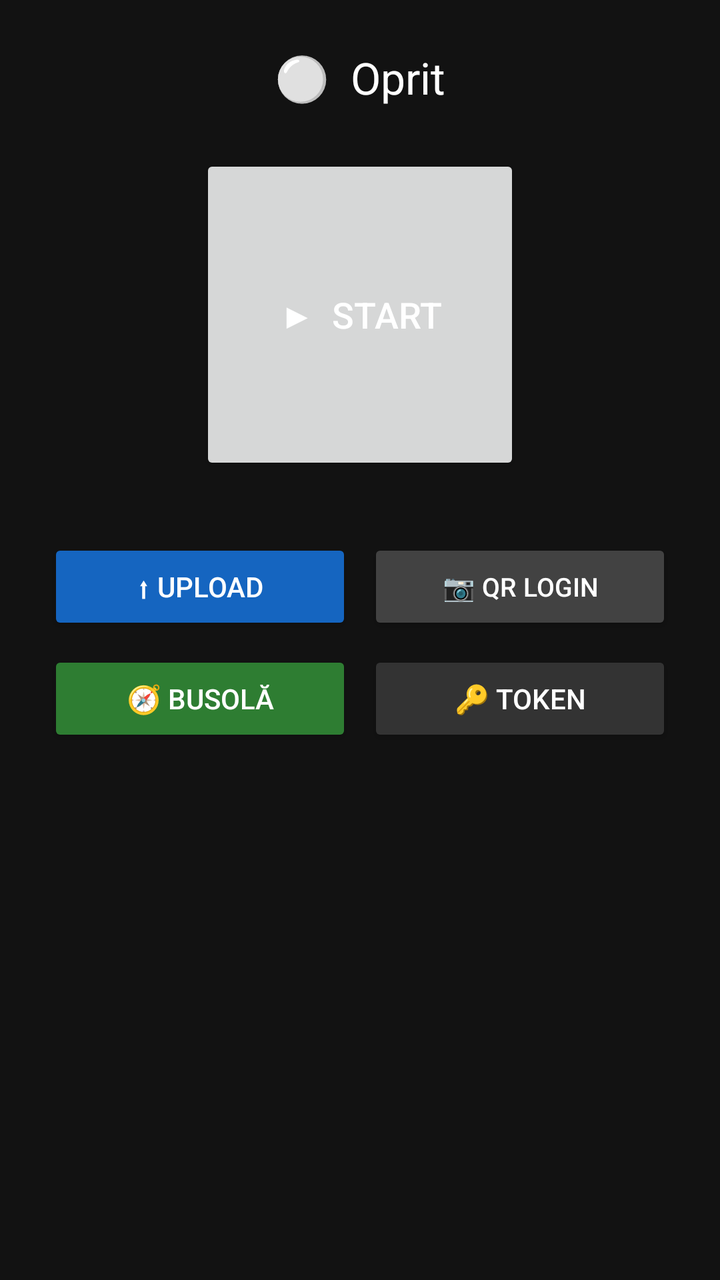
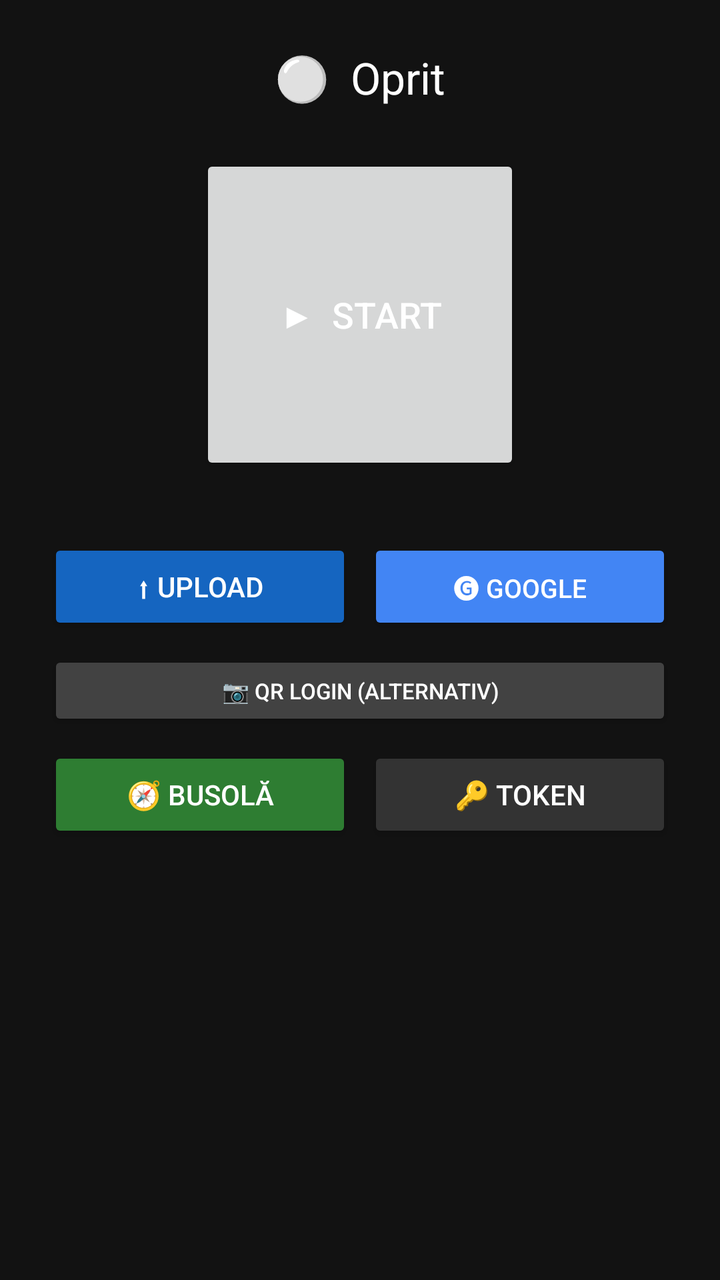

The first picture is an Android layout as it rendered before a commit; the second is the same layout after the commit. The layout source and the unified diff follow.
<!-- AndroidManifest.xml: application theme Theme.AppCompat.DayNight.NoActionBar -->
<!-- res/layout/activity_main.xml -->
<?xml version="1.0" encoding="utf-8"?>
<LinearLayout xmlns:android="http://schemas.android.com/apk/res/android"
    android:layout_width="match_parent"
    android:layout_height="match_parent"
    android:orientation="vertical"
    android:gravity="center_horizontal"
    android:padding="24dp"
    android:background="#121212">

    <TextView
        android:id="@+id/tvStatus"
        android:layout_width="wrap_content"
        android:layout_height="wrap_content"
        android:text="⚪  Oprit"
        android:textSize="22sp"
        android:textColor="#FFFFFF"
        android:layout_marginBottom="24dp"/>

    <Button
        android:id="@+id/btnStartStop"
        android:layout_width="160dp"
        android:layout_height="160dp"
        android:text="▶  START"
        android:textSize="18sp"
        android:textColor="#FFFFFF"
        android:layout_marginBottom="32dp"/>

    <LinearLayout
        android:layout_width="match_parent"
        android:layout_height="wrap_content"
        android:orientation="horizontal"
        android:gravity="center"
        android:layout_marginBottom="8dp">

        <Button
            android:id="@+id/btnUpload"
            android:layout_width="0dp"
            android:layout_height="48dp"
            android:layout_weight="1"
            android:text="⬆ UPLOAD"
            android:textSize="14sp"
            android:textColor="#FFFFFF"
            android:backgroundTint="#1565C0"
            android:layout_marginEnd="8dp"/>

        <Button
            android:id="@+id/btnQrAuth"
            android:layout_width="0dp"
            android:layout_height="48dp"
            android:layout_weight="1"
            android:text="📷 QR LOGIN"
            android:textSize="13sp"
            android:textColor="#FFFFFF"
            android:backgroundTint="#424242"/>

    </LinearLayout>

    <LinearLayout
        android:layout_width="match_parent"
        android:layout_height="wrap_content"
        android:orientation="horizontal"
        android:gravity="center"
        android:layout_marginBottom="12dp">

        <Button
            android:id="@+id/btnCompass"
            android:layout_width="0dp"
            android:layout_height="48dp"
            android:layout_weight="1"
            android:text="🧭 BUSOLĂ"
            android:textSize="14sp"
            android:textColor="#FFFFFF"
            android:backgroundTint="#2E7D32"
            android:layout_marginEnd="8dp"/>

        <Button
            android:id="@+id/btnSetToken"
            android:layout_width="0dp"
            android:layout_height="48dp"
            android:layout_weight="1"
            android:text="🔑 TOKEN"
            android:textSize="14sp"
            android:textColor="#FFFFFF"
            android:backgroundTint="#333333"/>

    </LinearLayout>

    <TextView
        android:id="@+id/tvUploadStatus"
        android:layout_width="match_parent"
        android:layout_height="wrap_content"
        android:text=""
        android:textSize="12sp"
        android:textColor="#90CAF9"
        android:gravity="center"
        android:lineSpacingExtra="3dp"
        android:layout_marginBottom="16dp"/>

    <TextView
        android:id="@+id/tvPath"
        android:layout_width="match_parent"
        android:layout_height="wrap_content"
        android:text=""
        android:textSize="10sp"
        android:textColor="#555555"
        android:gravity="center"
        android:lineSpacingExtra="3dp"/>

</LinearLayout>
<!-- resources referenced by this layout -->
<resources>

</resources>

<!-- the commit's change to res/layout/activity_main.xml (unified diff, before → after) -->
@@ -44,12 +44,31 @@
             android:layout_marginEnd="8dp"/>
 
         <Button
-            android:id="@+id/btnQrAuth"
+            android:id="@+id/btnGoogleLogin"
             android:layout_width="0dp"
             android:layout_height="48dp"
             android:layout_weight="1"
-            android:text="📷 QR LOGIN"
+            android:text="🅖 GOOGLE"
             android:textSize="13sp"
+            android:textColor="#FFFFFF"
+            android:backgroundTint="#4285F4"/>
+
+    </LinearLayout>
+
+    <LinearLayout
+        android:layout_width="match_parent"
+        android:layout_height="wrap_content"
+        android:orientation="horizontal"
+        android:gravity="center"
+        android:layout_marginBottom="8dp">
+
+        <Button
+            android:id="@+id/btnQrAuth"
+            android:layout_width="0dp"
+            android:layout_height="40dp"
+            android:layout_weight="1"
+            android:text="📷 QR LOGIN (alternativ)"
+            android:textSize="11sp"
             android:textColor="#FFFFFF"
             android:backgroundTint="#424242"/>
 
